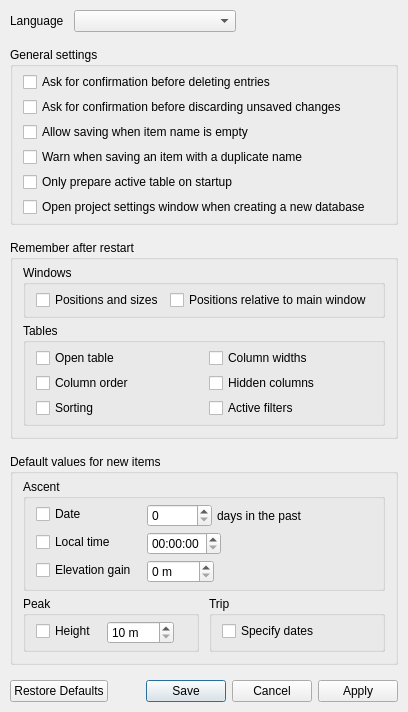
Above: src/ui/settings_window.ui from svetter/pal before the change. Below: the same form after it.
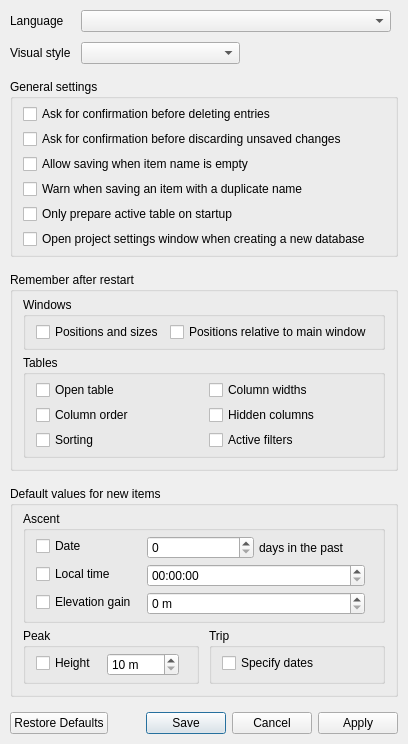
That is the form after the change.

Commit message:
Add style selector to settings
Closes #189

Diff of the .ui file:
```diff
--- a/src/ui/settings_window.ui
+++ b/src/ui/settings_window.ui
@@ -7,7 +7,7 @@
     <x>0</x>
     <y>0</y>
     <width>400</width>
-    <height>787</height>
+    <height>823</height>
    </rect>
   </property>
   <property name="sizePolicy">
@@ -45,12 +45,12 @@
     <number>10</number>
    </property>
    <item>
-    <layout class="QFormLayout" name="languageLayout">
+    <layout class="QFormLayout" name="topSettingsLayout">
      <property name="horizontalSpacing">
       <number>10</number>
      </property>
      <property name="verticalSpacing">
-      <number>5</number>
+      <number>10</number>
      </property>
      <item row="0" column="0">
       <widget class="QLabel" name="languageLabel">
@@ -60,9 +60,9 @@
       </widget>
      </item>
      <item row="0" column="1">
-      <layout class="QHBoxLayout" name="languageSelectionLayout">
+      <layout class="QHBoxLayout" name="languageLayout">
        <property name="spacing">
-        <number>5</number>
+        <number>0</number>
        </property>
        <item>
         <widget class="QComboBox" name="languageCombo">
@@ -79,6 +79,37 @@
          <property name="orientation">
           <enum>Qt::Horizontal</enum>
          </property>
+        </spacer>
+       </item>
+      </layout>
+     </item>
+     <item row="1" column="0">
+      <widget class="QLabel" name="styleLabel">
+       <property name="text">
+        <string>Visual style</string>
+       </property>
+      </widget>
+     </item>
+     <item row="1" column="1">
+      <layout class="QHBoxLayout" name="styleLayout">
+       <property name="spacing">
+        <number>0</number>
+       </property>
+       <item>
+        <widget class="QComboBox" name="styleCombo">
+         <property name="sizePolicy">
+          <sizepolicy hsizetype="MinimumExpanding" vsizetype="Fixed">
+           <horstretch>0</horstretch>
+           <verstretch>0</verstretch>
+          </sizepolicy>
+         </property>
+        </widget>
+       </item>
+       <item>
+        <spacer name="styleSpacer">
+         <property name="orientation">
+          <enum>Qt::Horizontal</enum>
+         </property>
          <property name="sizeHint" stdset="0">
           <size>
            <width>40</width>
@@ -377,12 +408,6 @@
              <property name="orientation">
               <enum>Qt::Horizontal</enum>
              </property>
-             <property name="sizeHint" stdset="0">
-              <size>
-               <width>40</width>
-               <height>0</height>
-              </size>
-             </property>
             </spacer>
            </item>
           </layout>
@@ -414,12 +439,6 @@
              <property name="orientation">
               <enum>Qt::Horizontal</enum>
              </property>
-             <property name="sizeHint" stdset="0">
-              <size>
-               <width>0</width>
-               <height>0</height>
-              </size>
-             </property>
             </spacer>
            </item>
           </layout>
@@ -450,12 +469,6 @@
              <property name="orientation">
               <enum>Qt::Horizontal</enum>
              </property>
-             <property name="sizeHint" stdset="0">
-              <size>
-               <width>0</width>
-               <height>0</height>
-              </size>
-             </property>
             </spacer>
            </item>
           </layout>
@@ -528,12 +541,6 @@
                <property name="orientation">
                 <enum>Qt::Horizontal</enum>
                </property>
-               <property name="sizeHint" stdset="0">
-                <size>
-                 <width>0</width>
-                 <height>0</height>
-                </size>
-               </property>
               </spacer>
              </item>
             </layout>
@@ -577,12 +584,6 @@
              <property name="orientation">
               <enum>Qt::Horizontal</enum>
              </property>
-             <property name="sizeHint" stdset="0">
-              <size>
-               <width>0</width>
-               <height>0</height>
-              </size>
-             </property>
             </spacer>
            </item>
           </layout>
```
The commit also changes 5 other files.
